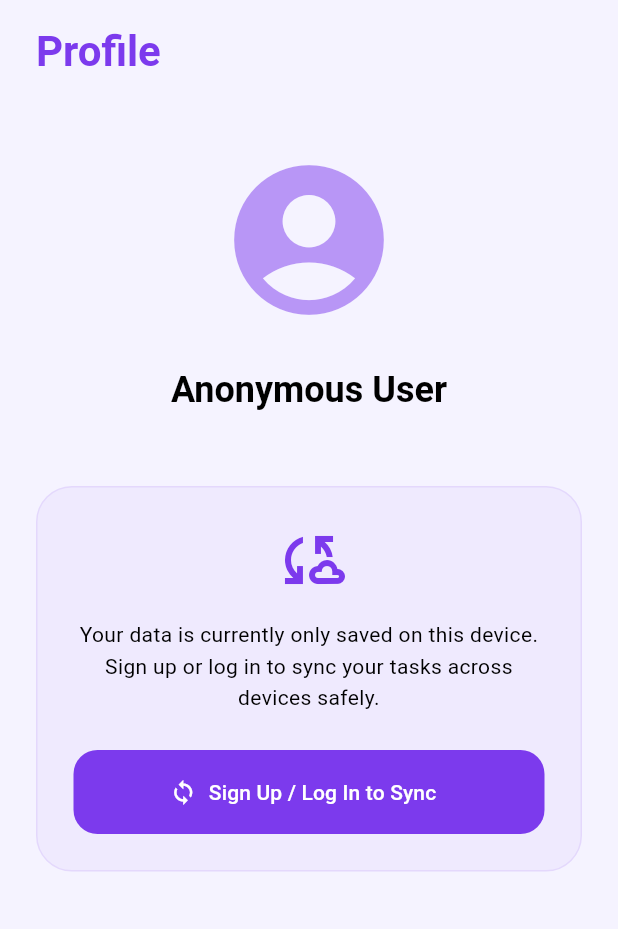
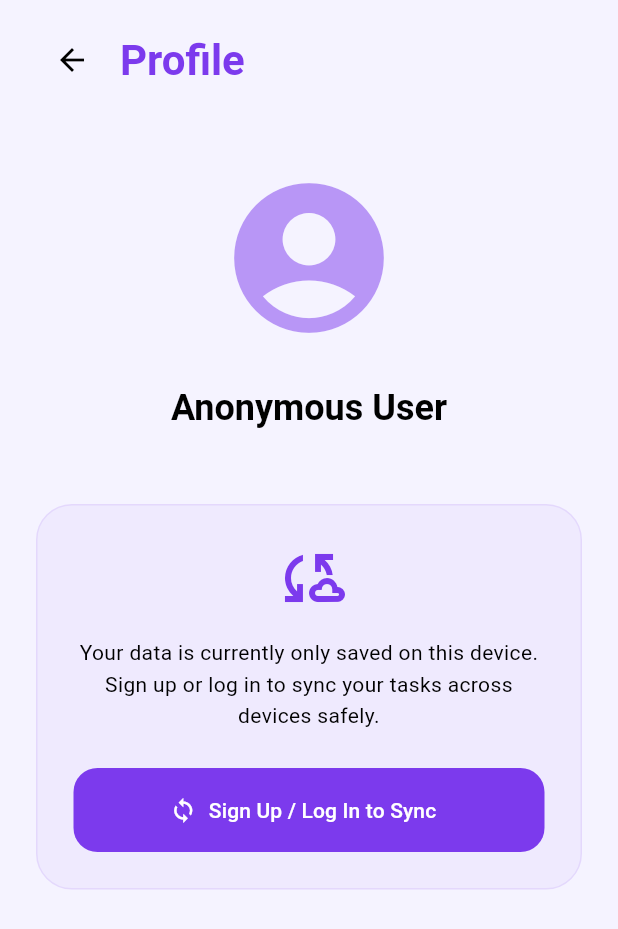
Before and after one commit to gahriee/planora, a Flutter app: the ProfileScreen screen opened by its route, on a phone screen of 412 x 824 dp. Shown: the top 929 px of the screen. Run offline on Flutter 3.47's test engine with Material 3 defaults, Android fonts, the phone set to English and light mode, and no system bars; our stand-ins replace cloud_firestore, firebase_auth, firebase_core, flutter_riverpod, freezed_annotation, go_router and 1 more; accounts and stored records are empty.

Commit message:
UI fixes: profile back button, smaller title, segmented buttons fit

```diff
--- a/lib/views/profile/profile_screen.dart
+++ b/lib/views/profile/profile_screen.dart
@@ -29,12 +29,21 @@ class ProfileScreen extends ConsumerWidget {
                   Row(
                     mainAxisAlignment: MainAxisAlignment.spaceBetween,
                     children: [
+                      Row(
+                        children: [
+                          IconButton(
+                            icon: const Icon(Icons.arrow_back),
+                            onPressed: () => context.pop(),
+                          ),
+                          const SizedBox(width: 8),
                           Text(
                             'Profile',
                             style: Theme.of(context).textTheme.headlineMedium?.copyWith(
                                   fontWeight: FontWeight.bold,
                                   color: AppColors.primary,
                                 ),
+                          ),
+                        ],
                       ),
                       if (!isAnonymous)
                         IconButton(
--- a/lib/views/tasks/create_task_sheet.dart
+++ b/lib/views/tasks/create_task_sheet.dart
@@ -80,11 +80,11 @@ class _CreateTaskSheetState extends ConsumerState<CreateTaskSheet> {
                   children: [
                     TextField(
                       controller: _titleController,
-                      style: Theme.of(context).textTheme.headlineMedium?.copyWith(fontWeight: FontWeight.bold),
+                      style: Theme.of(context).textTheme.headlineSmall?.copyWith(fontWeight: FontWeight.bold),
                       decoration: InputDecoration(
                         hintText: 'What needs to be done?',
                         border: InputBorder.none,
-                        hintStyle: Theme.of(context).textTheme.headlineMedium?.copyWith(
+                        hintStyle: Theme.of(context).textTheme.headlineSmall?.copyWith(
                           fontWeight: FontWeight.bold,
                           color: Theme.of(context).textTheme.bodySmall?.color?.withValues(alpha: 0.3),
                         ),
--- a/lib/views/tasks/task_detail_screen.dart
+++ b/lib/views/tasks/task_detail_screen.dart
@@ -151,9 +151,9 @@ class _TaskDetailScreenState extends ConsumerState<TaskDetailScreen> {
                     selectedForegroundColor: Colors.white,
                   ),
                   segments: const [
-                    ButtonSegment(value: TaskStatus.todo, label: Text('To Do')),
-                    ButtonSegment(value: TaskStatus.inProgress, label: Text('In Progress')),
-                    ButtonSegment(value: TaskStatus.done, label: Text('Done')),
+                    ButtonSegment(value: TaskStatus.todo, label: FittedBox(fit: BoxFit.scaleDown, child: Text('To Do', softWrap: false))),
+                    ButtonSegment(value: TaskStatus.inProgress, label: FittedBox(fit: BoxFit.scaleDown, child: Text('In Progress', softWrap: false))),
+                    ButtonSegment(value: TaskStatus.done, label: FittedBox(fit: BoxFit.scaleDown, child: Text('Done', softWrap: false))),
                   ],
                   selected: {task.status},
                   onSelectionChanged: (set) {
```
Lines whose indentation alone changed are shown as unchanged.
